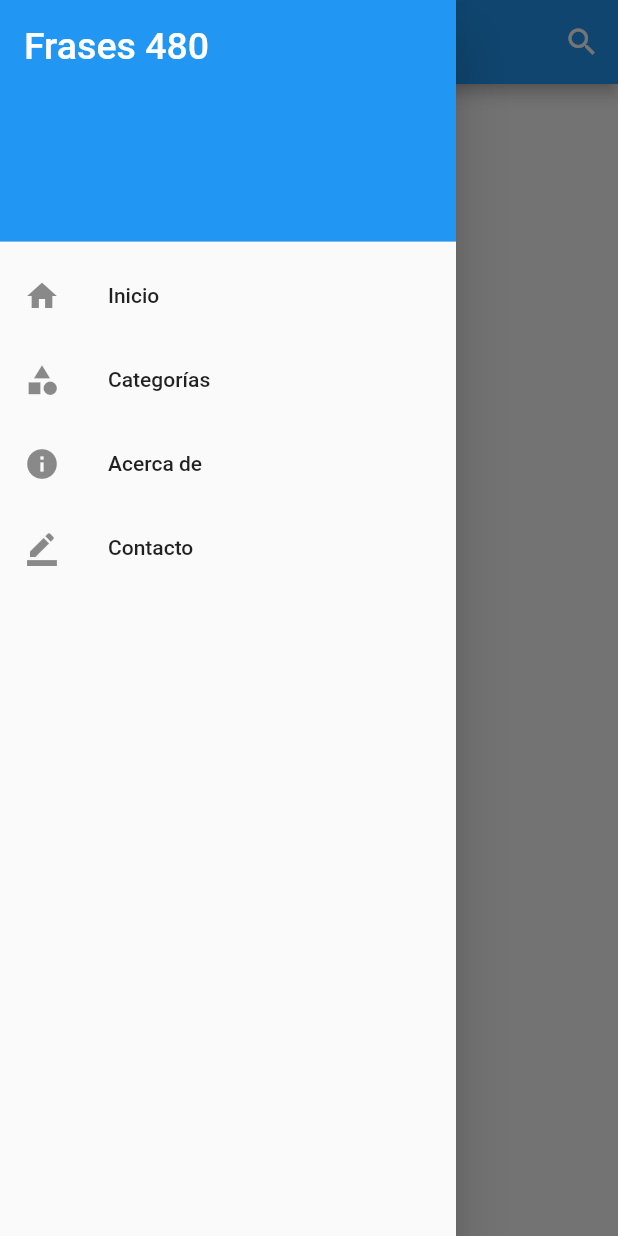
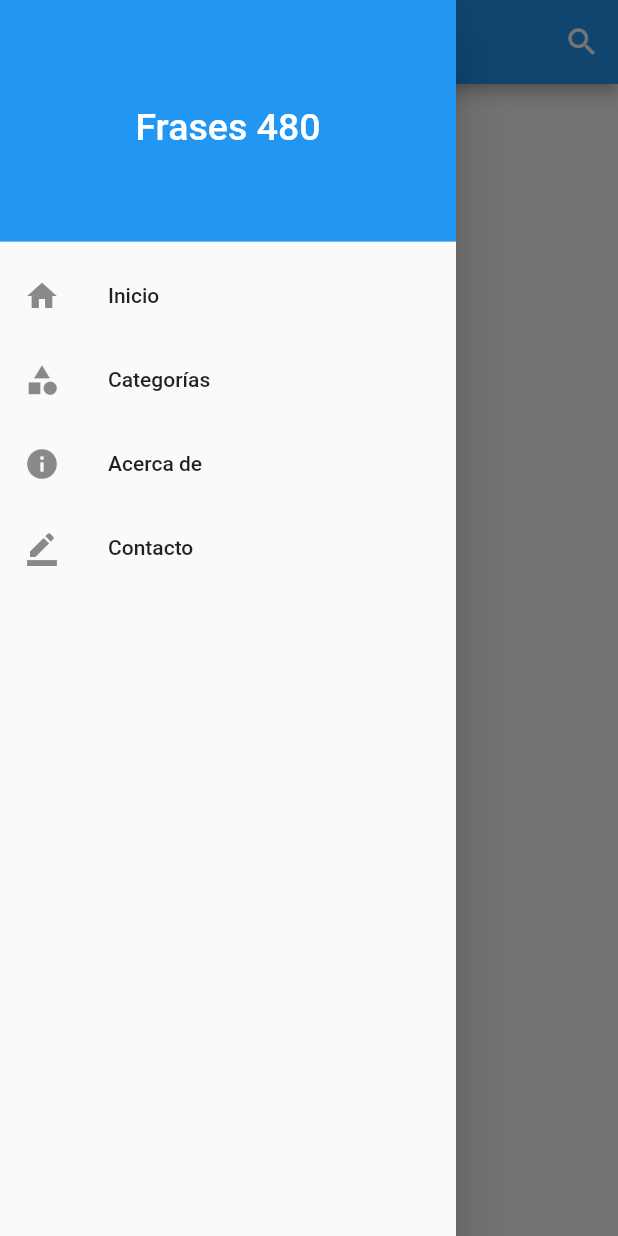
Before and after one commit to rpaszniuk/frases480-app, a Flutter app: the CategoriesScreen screen opened by its route, with the side drawer open, on a phone screen of 412 x 824 dp. Run offline on Flutter 3.47's test engine with Material 2 defaults, Android fonts, the light colour scheme and no system bars; our stand-ins replace firebase_analytics, flutter_spinkit, share; accounts and stored records are empty.

Commit message:
Padding top (categories and phrases)

```diff
--- a/lib/screens/categories_screen.dart
+++ b/lib/screens/categories_screen.dart
@@ -89,6 +89,7 @@ class _CategoriesScreen extends State<CategoriesScreen> {
             ? isLoading ? Loader()
             : Center (child: Text("Sin categorías disponibles"))
             : ListView.builder(
+            padding: EdgeInsets.only(top: 10),
             itemCount: filteredCategories.length,
             itemBuilder: (context, index) {
               return Padding(
--- a/lib/widgets/nav_drawer.dart
+++ b/lib/widgets/nav_drawer.dart
@@ -10,10 +10,10 @@ class NavDrawer extends StatelessWidget {
         padding: EdgeInsets.zero,
         children: <Widget>[
           DrawerHeader(
-            child: Text(
+            child: Center(child: Text(
               'Frases 480',
               style: TextStyle(color: Colors.white, fontSize: 25),
-            ),
+            )),
             decoration: BoxDecoration(
                 color: Colors.blue,),
           ),
--- a/lib/widgets/phrase_list.dart
+++ b/lib/widgets/phrase_list.dart
@@ -9,6 +9,7 @@ class PhraseList extends StatelessWidget {
   @override
   Widget build(BuildContext context) {
     return ListView.builder(
+        padding: EdgeInsets.only(top: 10),
         itemCount: phrases.length,
         itemBuilder: (context, index) {
           return Padding(
```
Also changed, not shown: 5 other files.
